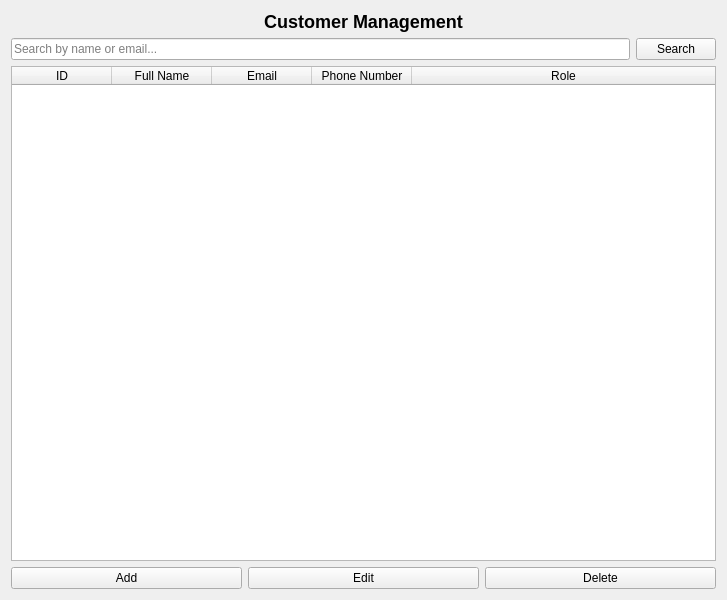
First picture: the form in customers.ui, repository WeWeBunnyX/HotelReservationSQL_Application, before the edit.
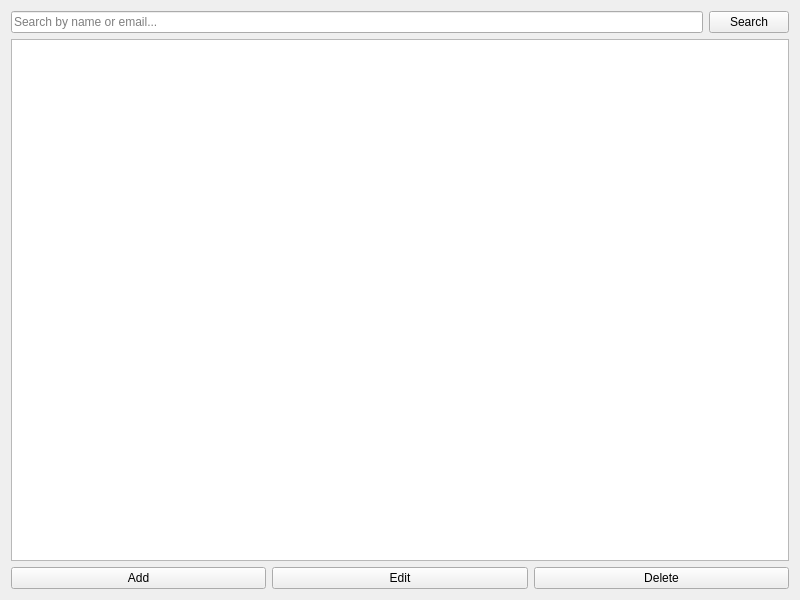
Second picture: the form after the edit.

Commit message: Add Customers DB functionality

Patch:
```diff
--- a/customers.ui
+++ b/customers.ui
@@ -6,27 +6,14 @@
    <rect>
     <x>0</x>
     <y>0</y>
-    <width>727</width>
+    <width>800</width>
     <height>600</height>
    </rect>
   </property>
   <property name="windowTitle">
    <string>Customers</string>
   </property>
-  <layout class="QVBoxLayout" name="verticalLayout">
-   <item>
-    <widget class="QLabel" name="titleLabel">
-     <property name="styleSheet">
-      <string notr="true">font-weight: bold; font-size: 18px;</string>
-     </property>
-     <property name="text">
-      <string>Customer Management</string>
-     </property>
-     <property name="alignment">
-      <set>Qt::AlignmentFlag::AlignCenter</set>
-     </property>
-    </widget>
-   </item>
+  <layout class="QVBoxLayout" name="mainLayout">
    <item>
     <layout class="QHBoxLayout" name="searchLayout">
      <item>
@@ -46,35 +33,19 @@
     </layout>
    </item>
    <item>
-    <widget class="QTableWidget" name="customersTable">
-     <attribute name="horizontalHeaderStretchLastSection">
+    <widget class="QTableView" name="customersTable">
+     <property name="selectionBehavior">
+      <enum>QAbstractItemView::SelectRows</enum>
+     </property>
+     <property name="selectionMode">
+      <enum>QAbstractItemView::SingleSelection</enum>
+     </property>
+     <property name="sortingEnabled">
       <bool>true</bool>
-     </attribute>
-     <column>
-      <property name="text">
-       <string>ID</string>
-      </property>
-     </column>
-     <column>
-      <property name="text">
-       <string>Full Name</string>
-      </property>
-     </column>
-     <column>
-      <property name="text">
-       <string>Email</string>
-      </property>
-     </column>
-     <column>
-      <property name="text">
-       <string>Phone Number</string>
-      </property>
-     </column>
-     <column>
-      <property name="text">
-       <string>Role</string>
-      </property>
-     </column>
+     </property>
+     <property name="editTriggers">
+      <set>QAbstractItemView::NoEditTriggers</set>
+     </property>
     </widget>
    </item>
    <item>
```
Left out of the diff: 2 changed lines with no effect on the pictures. The commit also changes 2 other files.
